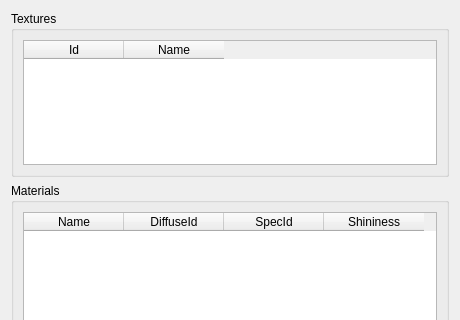
Old version of the form src/RenderDataWidget.ui in the repository MickaelOnTheWave/3dvisualizer; both pictures show x 0 to 460 and y 0 to 320 of the 460 by 706 pixel window.
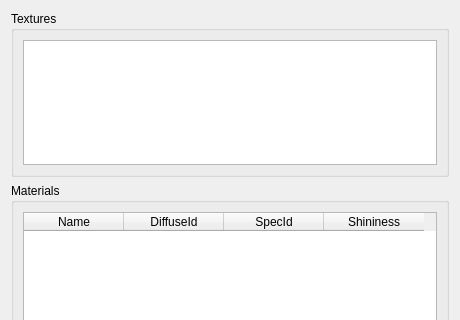
New version of the form.

Commit message: Using Model/View architecture for Textures

Diff of the .ui file:
```diff
--- a/src/RenderDataWidget.ui
+++ b/src/RenderDataWidget.ui
@@ -21,23 +21,13 @@
      </property>
      <layout class="QVBoxLayout" name="verticalLayout_10">
       <item>
-       <widget class="QTableWidget" name="texturesView">
-        <attribute name="horizontalHeaderVisible">
-         <bool>true</bool>
+       <widget class="QTableView" name="texturesView">
+        <attribute name="horizontalHeaderDefaultSectionSize">
+         <number>38</number>
         </attribute>
-        <attribute name="verticalHeaderVisible">
-         <bool>false</bool>
+        <attribute name="verticalHeaderDefaultSectionSize">
+         <number>21</number>
         </attribute>
-        <column>
-         <property name="text">
-          <string>Id</string>
-         </property>
-        </column>
-        <column>
-         <property name="text">
-          <string>Name</string>
-         </property>
-        </column>
        </widget>
       </item>
      </layout>
```
The commit also changes 6 other files.
